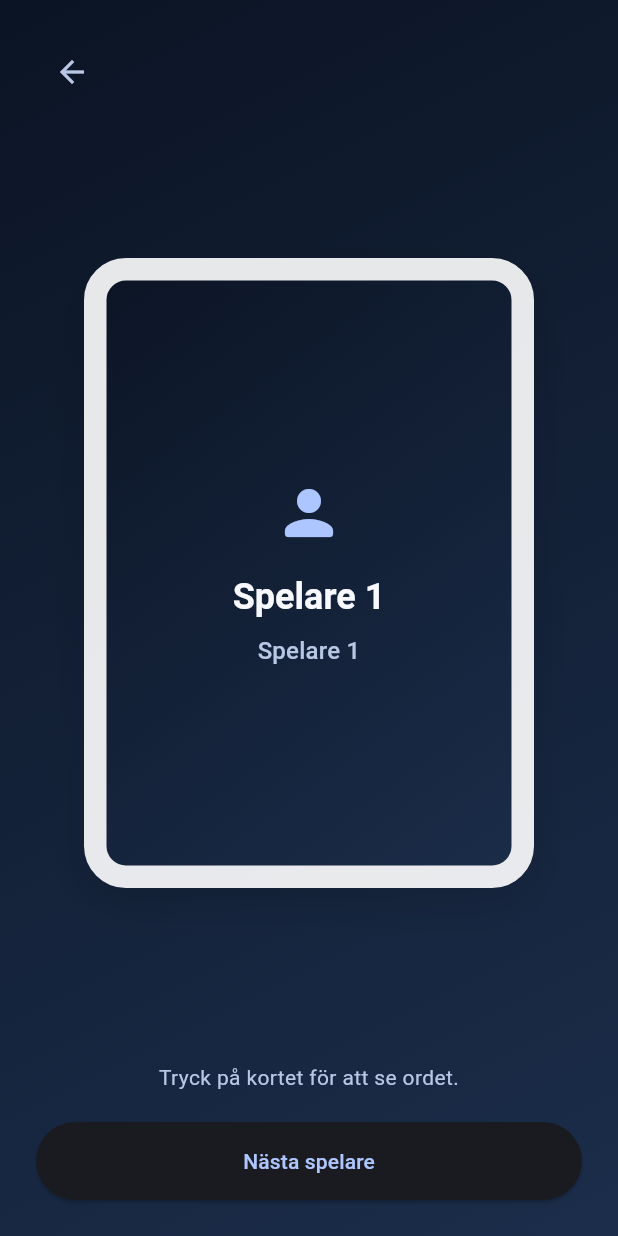
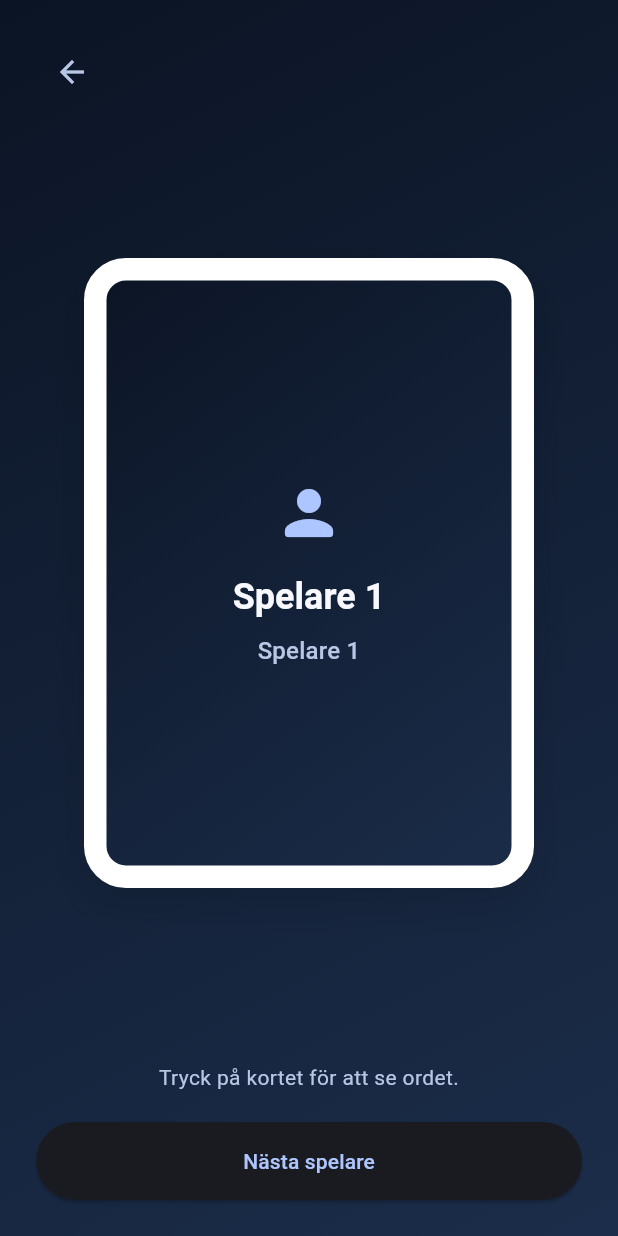
Before and after one commit to janne/imposteur, a Flutter app: the screen it shows after launch, after a tap on "Starta spel", on a phone screen of 412 x 824 dp. Run offline on Flutter 3.47's test engine with Material 3 defaults, Android fonts, the phone set to English and light mode, and no system bars; our stand-ins replace shared_preferences.

Commit message:
Refactor reveal cards and theme

```diff
--- a/lib/main.dart
+++ b/lib/main.dart
@@ -1,5 +1,6 @@
 import 'package:flutter/material.dart';
 
+import 'ui/app_theme.dart';
 import 'ui/reveal_screen.dart';
 import 'ui/settings_screen.dart';
 
@@ -13,25 +14,10 @@ class MyApp extends StatelessWidget {
   // This widget is the root of your application.
   @override
   Widget build(BuildContext context) {
-    final colorScheme =
-        ColorScheme.fromSeed(
-          seedColor: const Color(0xFF4C8DFF),
-          brightness: Brightness.dark,
-        ).copyWith(
-          surface: const Color(0xFF0B1424),
-          surfaceContainerHighest: const Color(0xFF1B2D4A),
-          onSurface: const Color(0xFFF7F9FF),
-          onSurfaceVariant: const Color(0xFFB9C7E6),
-          outlineVariant: const Color(0xFF3A5580),
-        );
-
     return MaterialApp(
       debugShowCheckedModeBanner: false,
       title: 'Imposteur',
-      theme: ThemeData(
-        colorScheme: colorScheme,
-        scaffoldBackgroundColor: const Color(0xFF05070D),
-      ),
+      theme: AppTheme.theme,
       home: const MyHomePage(title: 'Imposteur'),
     );
   }
--- /dev/null
+++ b/lib/ui/app_theme.dart
@@ -0,0 +1,26 @@
+import 'package:flutter/material.dart';
+
+class AppTheme {
+  static const Color background = Color(0xFF05070D);
+  static const Color cardBackText = Color(0xFF0B1424);
+  static const Color cardBackSubtitle = Color(0xFF20324D);
+  static const Color cardBorderColor = Color(0xFFFFFFFF);
+  static const Color shadowColor = Color(0x1F000000);
+
+  static final ColorScheme colorScheme =
+      ColorScheme.fromSeed(
+        seedColor: const Color(0xFF4C8DFF),
+        brightness: Brightness.dark,
+      ).copyWith(
+        surface: const Color(0xFF0B1424),
+        surfaceContainerHighest: const Color(0xFF1B2D4A),
+        onSurface: const Color(0xFFF7F9FF),
+        onSurfaceVariant: const Color(0xFFB9C7E6),
+        outlineVariant: const Color(0xFF3A5580),
+      );
+
+  static final ThemeData theme = ThemeData(
+    colorScheme: colorScheme,
+    scaffoldBackgroundColor: background,
+  );
+}
--- a/lib/ui/reveal_screen.dart
+++ b/lib/ui/reveal_screen.dart
@@ -4,6 +4,8 @@ import 'dart:math';
 import 'package:flutter/material.dart';
 import 'package:flutter/services.dart';
 import 'package:shared_preferences/shared_preferences.dart';
+
+import 'app_theme.dart';
 
 class RevealScreen extends StatefulWidget {
   const RevealScreen({super.key});
@@ -215,18 +217,18 @@ class _RevealScreenState extends State<RevealScreen> {
   Widget _buildRevealCard(ThemeData theme) {
     final playerName = _players[_currentIndex];
     final isImpostor = _currentIndex == _impostorIndex;
-    final back = _cardFace(
-      theme,
+    final back = _CardFace(
+      theme: theme,
       title: isImpostor ? 'Du är förrädaren' : _word,
       subtitle: _category ?? 'Kategori',
       icon: isImpostor ? Icons.visibility_off_rounded : Icons.auto_awesome,
       emphasize: true,
-      backgroundColor: Colors.white,
-      backgroundGradient: null,
-      borderColor: null,
-      titleColor: const Color(0xFF0B1424),
-      subtitleColor: const Color(0xFF20324D),
-      iconColor: const Color(0xFF0B1424),
+      style: const _CardStyle(
+        backgroundColor: Colors.white,
+        titleColor: AppTheme.cardBackText,
+        subtitleColor: AppTheme.cardBackSubtitle,
+        iconColor: AppTheme.cardBackText,
+      ),
     );
 
     return AspectRatio(
@@ -234,13 +236,23 @@ class _RevealScreenState extends State<RevealScreen> {
       child: LayoutBuilder(
         builder: (context, constraints) {
           final borderWidth = constraints.maxWidth * 0.05;
-          final front = _cardFace(
-            theme,
+          final front = _CardFace(
+            theme: theme,
             title: playerName,
             subtitle: 'Spelare ${_currentIndex + 1}',
             icon: Icons.person_rounded,
-            borderColor: Colors.white.withValues(alpha: 0.9),
-            borderWidth: borderWidth,
+            style: _CardStyle(
+              borderColor: AppTheme.cardBorderColor,
+              borderWidth: borderWidth,
+              gradient: LinearGradient(
+                colors: [
+                  theme.colorScheme.surface,
+                  theme.colorScheme.surfaceContainerHighest,
+                ],
+                begin: Alignment.topLeft,
+                end: Alignment.bottomRight,
+              ),
+            ),
           );
 
           return _HoldToRevealCard(
@@ -285,28 +297,61 @@ class _RevealScreenState extends State<RevealScreen> {
       ),
     );
   }
+}
 
-  Widget _cardFace(
-    ThemeData theme, {
-    required String title,
-    required String subtitle,
-    required IconData icon,
-    bool emphasize = false,
-    Color? backgroundColor,
-    Gradient? backgroundGradient,
-    Color? borderColor,
-    double? borderWidth,
-    Color? titleColor,
-    Color? subtitleColor,
-    Color? iconColor,
-    List<BoxShadow>? boxShadow,
-  }) {
+class _CardStyle {
+  const _CardStyle({
+    this.backgroundColor,
+    this.gradient,
+    this.borderColor,
+    this.borderWidth = 1.2,
+    this.titleColor,
+    this.subtitleColor,
+    this.iconColor,
+  });
+
+  final Color? backgroundColor;
+  final Gradient? gradient;
+  final Color? borderColor;
+  final double borderWidth;
+  final Color? titleColor;
+  final Color? subtitleColor;
+  final Color? iconColor;
+}
+
+class _CardFace extends StatelessWidget {
+  const _CardFace({
+    required this.theme,
+    required this.title,
+    required this.subtitle,
+    required this.icon,
+    required this.style,
+    this.emphasize = false,
+  });
+
+  final ThemeData theme;
+  final String title;
+  final String subtitle;
+  final IconData icon;
+  final _CardStyle style;
+  final bool emphasize;
+
+  static const List<BoxShadow> _defaultShadow = [
+    BoxShadow(
+      color: AppTheme.shadowColor,
+      blurRadius: 24,
+      offset: Offset(0, 12),
+    ),
+  ];
+
+  @override
+  Widget build(BuildContext context) {
     final baseTitleStyle = emphasize
         ? theme.textTheme.headlineMedium
         : theme.textTheme.headlineSmall;
     final titleStyle = baseTitleStyle?.copyWith(
       fontWeight: FontWeight.w700,
-      color: titleColor,
+      color: style.titleColor,
     );
     final fallbackGradient = LinearGradient(
       colors: [
@@ -317,10 +362,10 @@ class _RevealScreenState extends State<RevealScreen> {
       end: Alignment.bottomRight,
     );
     final resolvedGradient =
-        backgroundGradient ??
-        (backgroundColor == null ? fallbackGradient : null);
+        style.gradient ??
+        (style.backgroundColor == null ? fallbackGradient : null);
     final subtitleStyle = theme.textTheme.titleMedium?.copyWith(
-      color: subtitleColor ?? theme.colorScheme.onSurfaceVariant,
+      color: style.subtitleColor ?? theme.colorScheme.onSurfaceVariant,
     );
 
     return Container(
@@ -328,26 +373,22 @@ class _RevealScreenState extends State<RevealScreen> {
       decoration: BoxDecoration(
         borderRadius: BorderRadius.circular(28),
         color: resolvedGradient == null
-            ? (backgroundColor ?? theme.colorScheme.surface)
+            ? (style.backgroundColor ?? theme.colorScheme.surface)
             : null,
         gradient: resolvedGradient,
-        border: borderColor == null
+        border: style.borderColor == null
             ? null
-            : Border.all(color: borderColor, width: borderWidth ?? 1.2),
-        boxShadow:
-            boxShadow ??
-            [
-              BoxShadow(
-                color: Colors.black.withValues(alpha: 0.12),
-                blurRadius: 24,
-                offset: const Offset(0, 12),
-              ),
-            ],
+            : Border.all(color: style.borderColor!, width: style.borderWidth),
+        boxShadow: _defaultShadow,
       ),
       child: Column(
         mainAxisAlignment: MainAxisAlignment.center,
         children: [
-          Icon(icon, size: 48, color: iconColor ?? theme.colorScheme.primary),
+          Icon(
+            icon,
+            size: 48,
+            color: style.iconColor ?? theme.colorScheme.primary,
+          ),
           const SizedBox(height: 16),
           Text(title, textAlign: TextAlign.center, style: titleStyle),
           const SizedBox(height: 8),
```
